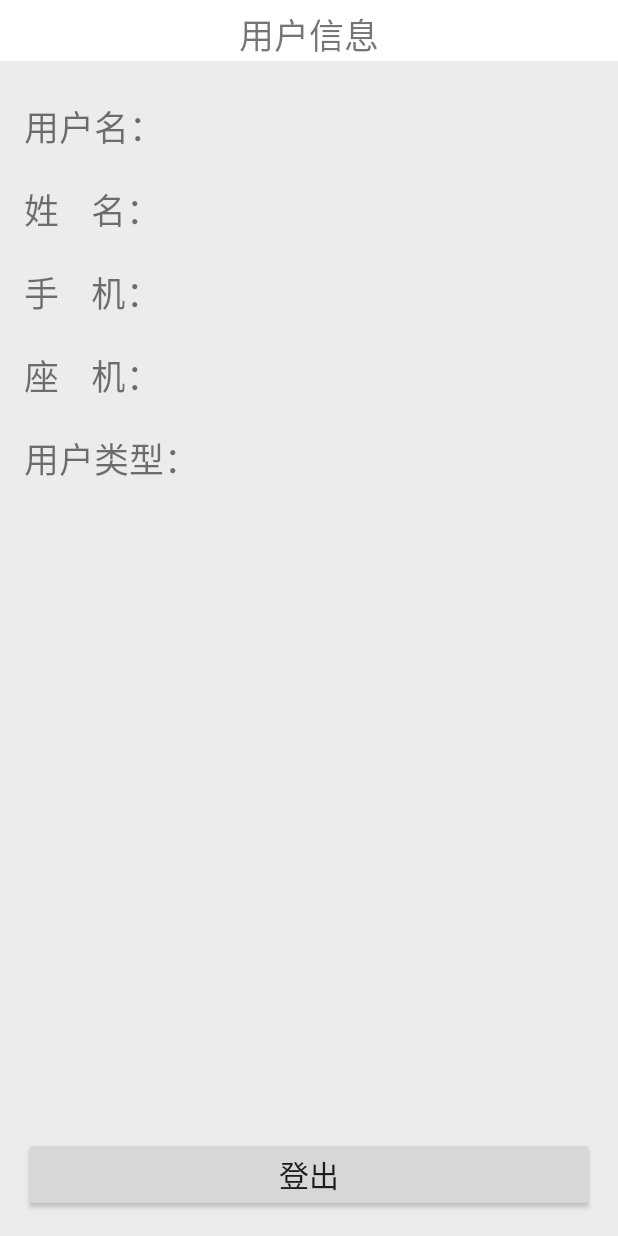
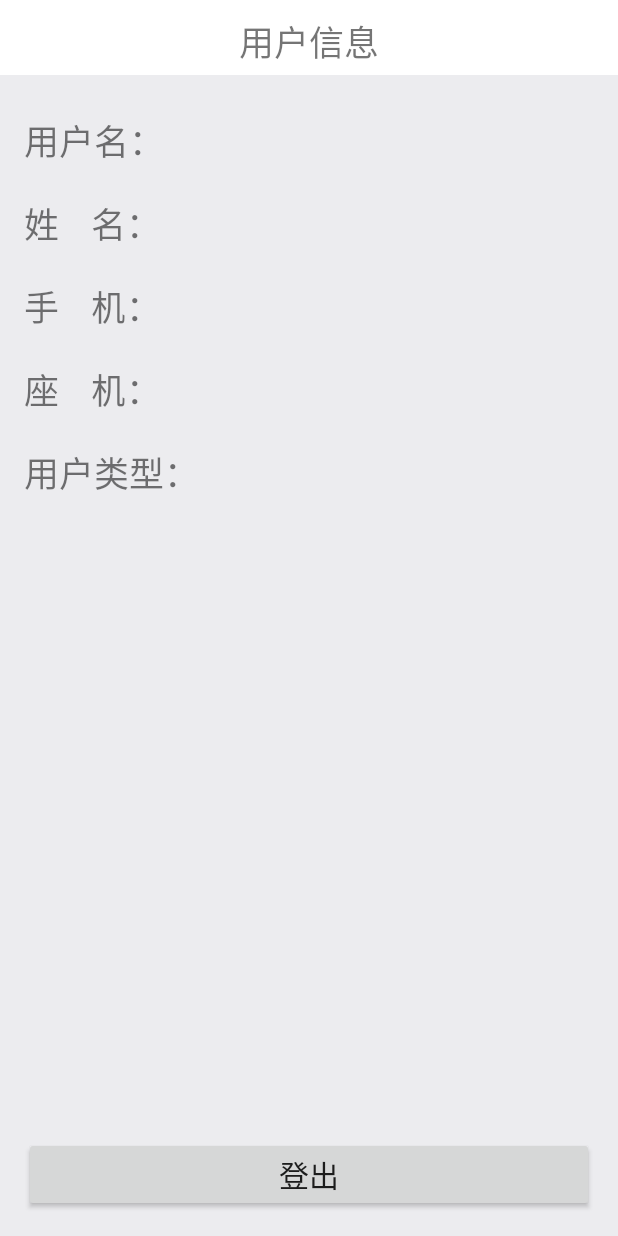
Before and after one commit to ash-dragon/patio, an Android app: the UserInfoActivity screen opened directly, with no data from a screen before it, on a phone screen of 412 x 824 dp. Run offline under Robolectric (Android 15) with nearby library versions, the phone set to English and light mode, and no system bars; 6 statements that could not run were skipped.

Commit message:
add actionbar

```diff
--- a/QinYuan/app/src/main/java/com/yjh/qinyuan/main/aroundme/AroundMeFragment.java
+++ b/QinYuan/app/src/main/java/com/yjh/qinyuan/main/aroundme/AroundMeFragment.java
@@ -63,7 +63,11 @@ public class AroundMeFragment extends BaseFragment {
         getActionBar().setRightButton(R.string.refresh, new View.OnClickListener() {
             @Override
             public void onClick(View v) {
-                mMapView = null;
+                mMap.clear();
+                mMarkers = new ArrayList<Marker>();
+                mShopMarkers = new ArrayList<ShopMarker>();
+                mIsFirstLoc = true;
+                mMapView.invalidate();
                 init();
             }
         });
--- a/QinYuan/app/src/main/res/layout/widget_actionbar.xml
+++ b/QinYuan/app/src/main/res/layout/widget_actionbar.xml
@@ -1,6 +1,6 @@
 <RelativeLayout xmlns:android="http://schemas.android.com/apk/res/android"
     android:layout_width="match_parent"
-    android:layout_height="wrap_content"
+    android:layout_height="50dp"
     android:background="@color/white">
 
     <com.yjh.qinyuan.widget.HelveticaTextView
@@ -8,18 +8,18 @@
         android:layout_width="wrap_content"
         android:layout_height="wrap_content"
         android:paddingTop="5dp"
-        android:visibility="gone"
+        android:visibility="visible"
         android:textSize="@dimen/label_text_size"
+        android:layout_centerVertical="true"
         android:layout_centerHorizontal="true"/>
 
     <com.yjh.qinyuan.widget.HelveticaButton
         android:id="@+id/right_button"
         android:layout_width="wrap_content"
         android:layout_height="wrap_content"
-        android:text="info"
-        android:paddingTop="5dp"
         android:paddingRight="10dp"
         android:visibility="gone"
+        android:layout_centerVertical="true"
         android:textSize="@dimen/label_text_size"
         android:layout_alignParentRight="true"/>
 </RelativeLayout>
```
